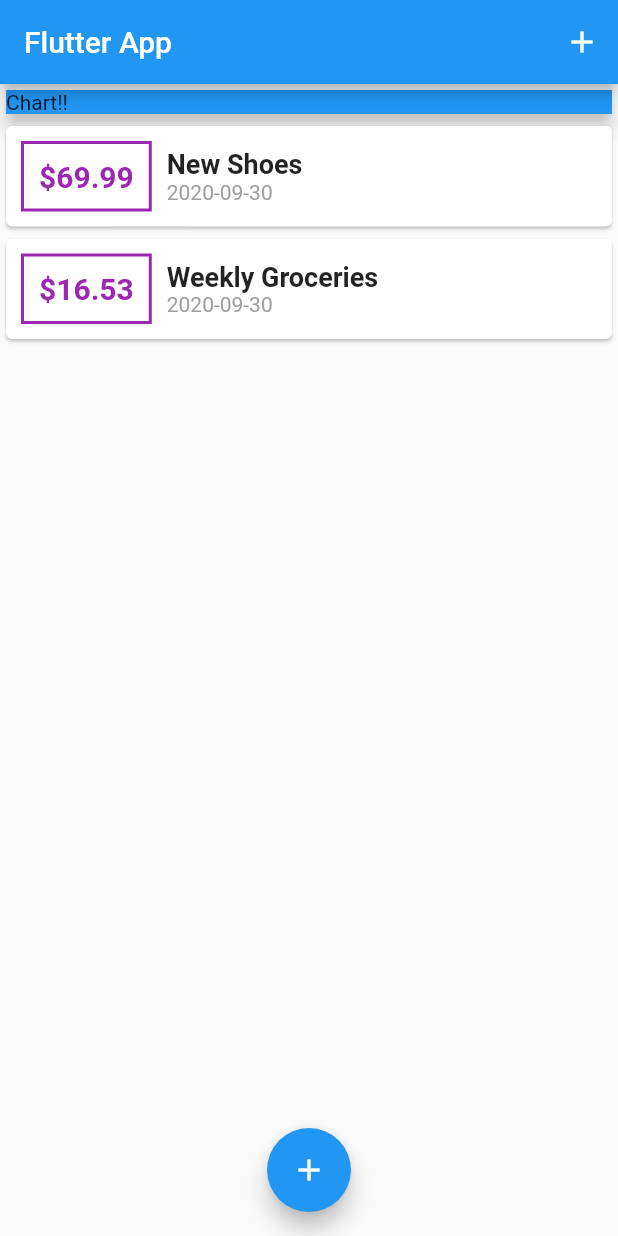
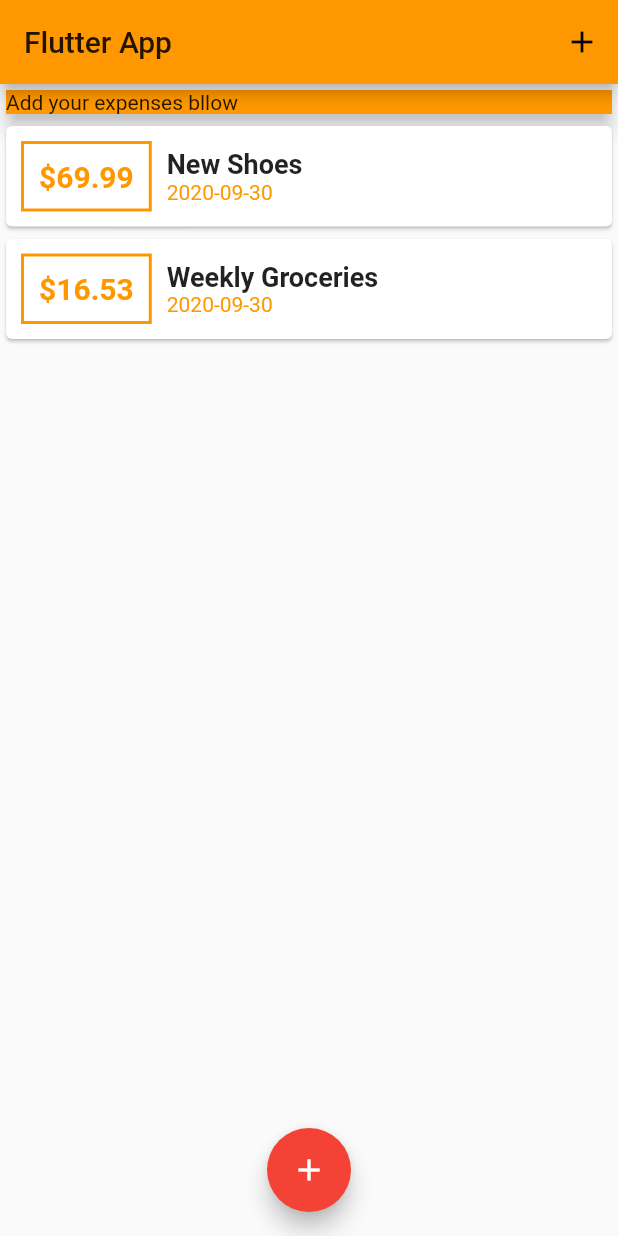
Before and after one commit to christoschr97/flutter_expenses_app_tracker, a Flutter app: the screen it shows after launch, on a phone screen of 412 x 824 dp. Run offline on Flutter 3.47's test engine with Material 2 defaults, Android fonts, the phone set to English and light mode, and no system bars.

Commit message:
adding the theme colors

```diff
--- a/lib/main.dart
+++ b/lib/main.dart
@@ -14,7 +14,11 @@ class MyApp extends StatelessWidget {
   Widget build(BuildContext context) {
     return MaterialApp(
       debugShowCheckedModeBanner: false,
-      title: 'Flutter App',
+      title: 'Personal Expenses',
+      theme: ThemeData(
+        primarySwatch: Colors.orange,
+        accentColor: Colors.red,
+      ),
       home: MyHomePage(),
     );
   }
@@ -86,8 +90,10 @@ class _MyHomePageState extends State<MyHomePage> {
               width: double.infinity,
               child: Card(
                 child: Container(
-                  color: Colors.blue,
-                  child: Text("Chart!!"),
+                  color: Theme.of(context).primaryColor,
+                  child: Text(
+                    "Add your expenses bllow",
+                  ),
                 ),
                 elevation: 5,
               ),
--- a/lib/widgets/transaction_list.dart
+++ b/lib/widgets/transaction_list.dart
@@ -23,12 +23,12 @@ class TransactionList extends StatelessWidget {
                     style: TextStyle(
                       fontWeight: FontWeight.bold,
                       fontSize: 20,
-                      color: Colors.purple,
+                      color: Theme.of(context).primaryColor,
                     ),
                   ),
                   decoration: BoxDecoration(
                     border: Border.all(
-                      color: Colors.purple,
+                      color: Theme.of(context).primaryColor,
                       width: 2,
                     ),
                   ),
@@ -47,7 +47,7 @@ class TransactionList extends StatelessWidget {
                     Text(
                       DateFormat('yyyy-MM-dd').format(transactions[index].date),
                       style: TextStyle(
-                        color: Colors.grey,
+                        color: Theme.of(context).primaryColor,
                       ),
                     )
                   ],
```
